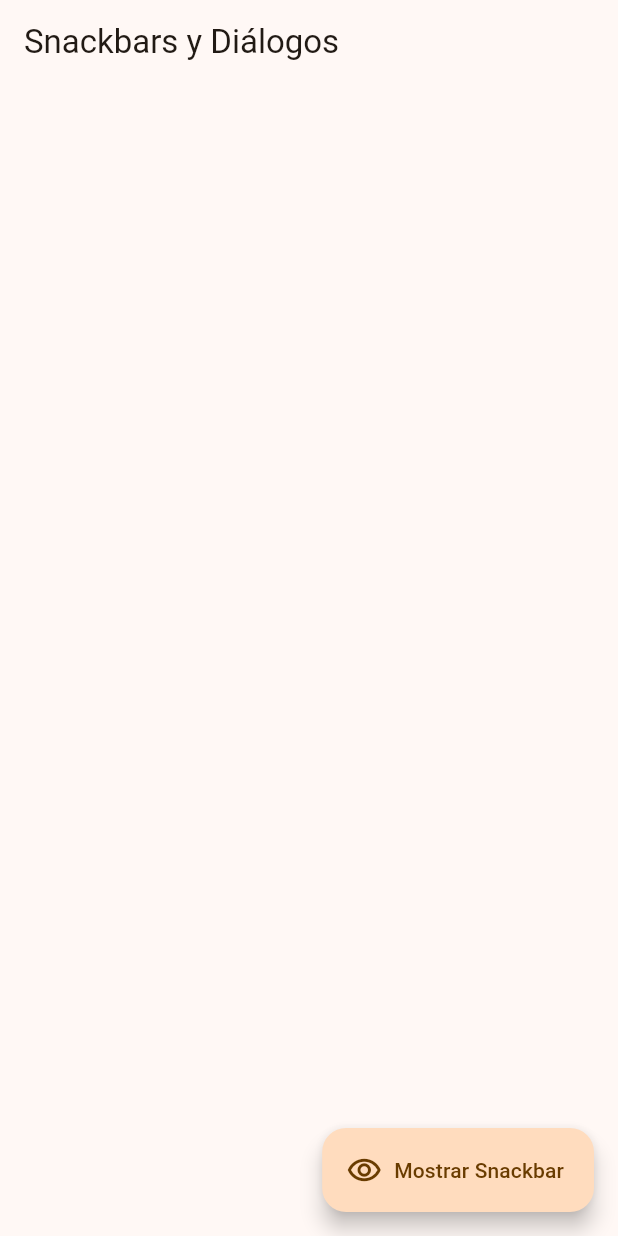
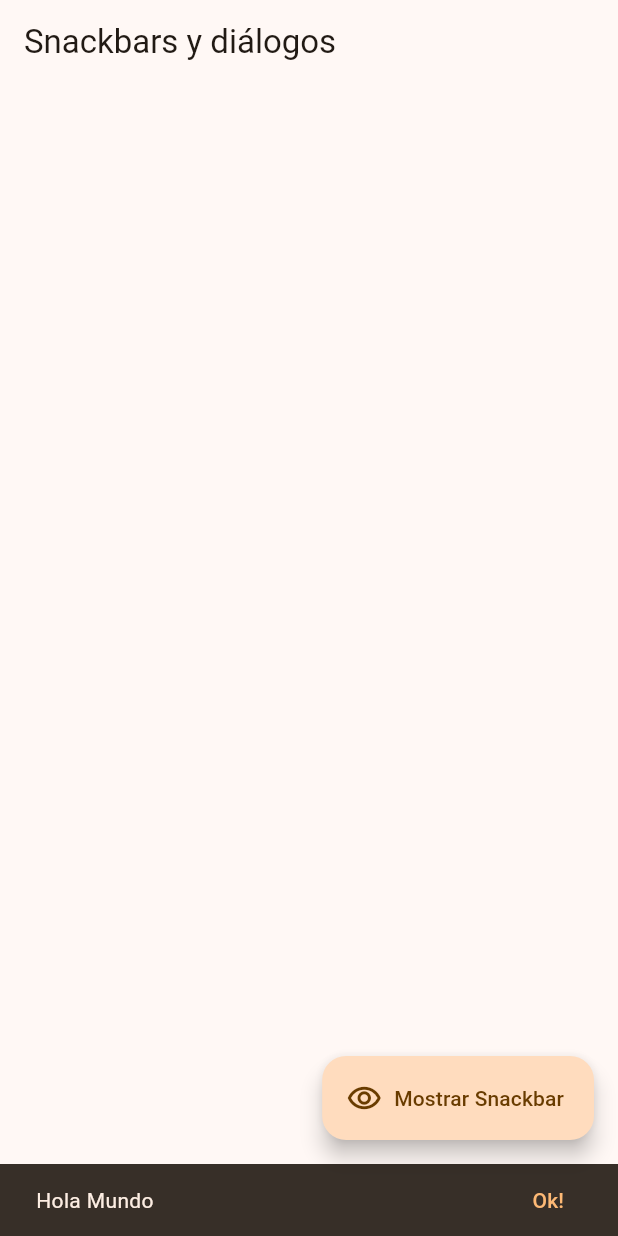
Before and after one commit to MontseCanedo/Desarrollo_Movil, a Flutter app: the SnackbarScreen screen opened by its route, after a tap on "Mostrar Snackbar", on a phone screen of 412 x 824 dp. Run offline on Flutter 3.47's test engine with Material 3 defaults, Android fonts, the phone set to English and light mode, and no system bars; our stand-ins replace go_router.

Commit message:
snackbar p2

```diff
--- a/widgets_app/lib/presentation/screens/snackbar/snackbar_screen.dart
+++ b/widgets_app/lib/presentation/screens/snackbar/snackbar_screen.dart
@@ -4,14 +4,25 @@ class SnackbarScreen extends StatelessWidget {
   static const name = 'snackbar_screen';
   const SnackbarScreen({super.key});
 
+  void showCustomSnackbar(BuildContext context) {
+    ScaffoldMessenger.of(context).clearSnackBars();
+
+    final snackbar = SnackBar(
+      content: const Text('Hola Mundo'),
+      action: SnackBarAction(label: 'Ok!', onPressed: () {}),
+      duration: const Duration(seconds: 2),
+    );
+    ScaffoldMessenger.of(context).showSnackBar(snackbar);
+  }
+
   @override
   Widget build(BuildContext context) {
     return Scaffold(
       appBar: AppBar(
-        title: Text('Snackbars y Diálogos'),
+        title: Text('Snackbars y diálogos'),
       ),
       floatingActionButton: FloatingActionButton.extended(
-        onPressed: () {},
+        onPressed: () => showCustomSnackbar(context),
         label: const Text('Mostrar Snackbar'),
         icon: const Icon(Icons.remove_red_eye_outlined),
       ),
```
Also changed, not shown: widgets_app/pubspec.lock, 1 other file.
